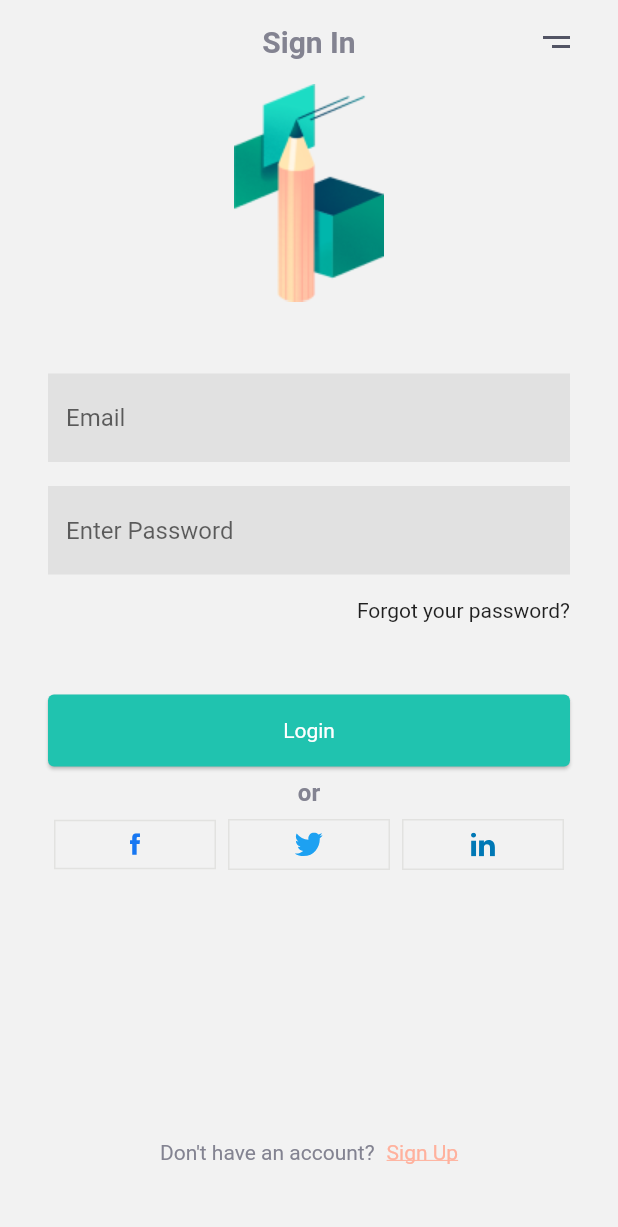
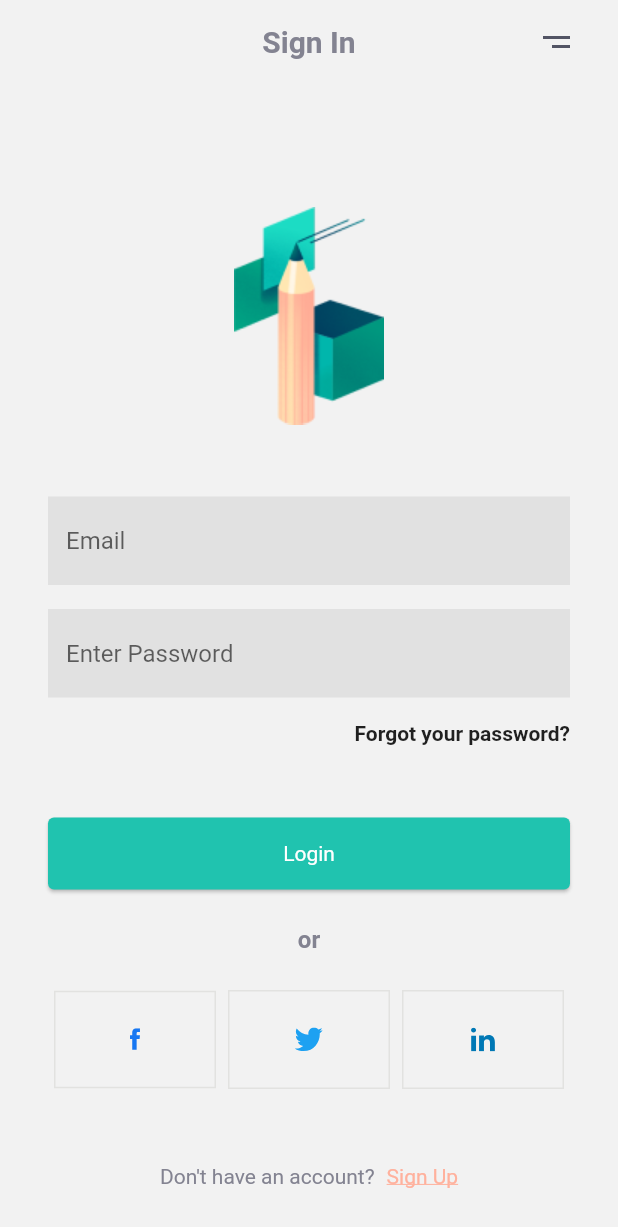
Before and after one commit to MamikonP/scale3c, a Flutter app: the screen it shows after launch, on a phone screen of 412 x 824 dp. Shown: the top 1227 px of the screen. Run offline on Flutter 3.47's test engine with Material 2 defaults, Android fonts, the light colour scheme and no system bars; our stand-ins replace bloc, firebase_auth, firebase_core, flutter_bloc, flutter_svg, freezed_annotation and 2 more; missing offline and left inert: flutter_facebook_auth, linkedin_login; accounts and stored records are empty.

Commit message:
Made UI changes.

```diff
--- a/scale3c/lib/shared/constants.dart
+++ b/scale3c/lib/shared/constants.dart
@@ -16,3 +16,5 @@ const String icMail = 'assets/icons/ic_mail.svg';
 const String icPhone = 'assets/icons/ic_phone.svg';
 const String icTwitter = 'assets/icons/ic_twitter.svg';
 const String icMenu = 'assets/icons/ic_menu.svg';
+
+const double assetImageHeight = 145;
--- a/scale3c/lib/shared/gaps/gaps.dart
+++ b/scale3c/lib/shared/gaps/gaps.dart
@@ -2,5 +2,6 @@ double get smallest => 2.0;
 double get small => 4.0;
 double get medium => 8.0;
 double get large => 16.0;
+double get larger => 24.0;
 double get largest => 32.0;
 double get extraLarge => 48.0;
--- a/scale3c/lib/view/pages/app_page.dart
+++ b/scale3c/lib/view/pages/app_page.dart
@@ -1,12 +1,12 @@
 import 'package:flutter/material.dart';
 
-import '../../shared/gaps/gaps.dart';
 
 class AppPage extends StatelessWidget {
   const AppPage({
     required this.body,
     this.scrollable = false,
     this.footer,
+    this.header,
     this.bodyPadding,
     this.appBar,
     super.key,
@@ -14,6 +14,7 @@ class AppPage extends StatelessWidget {
 
   final Widget body;
   final Widget? footer;
+  final Widget? header;
   final bool scrollable;
   final EdgeInsets? bodyPadding;
   final PreferredSizeWidget? appBar;
@@ -24,26 +25,27 @@ class AppPage extends StatelessWidget {
       appBar: appBar,
       backgroundColor: Theme.of(context).colorScheme.background,
       body: SafeArea(
-        child: Column(
-          children: <Widget>[
-            Expanded(
-              child: Padding(
-                padding: bodyPadding ?? EdgeInsets.zero,
-                child: scrollable
-                    ? SingleChildScrollView(
-                        child: body,
-                      )
-                    : body,
-              ),
+        minimum: bodyPadding ?? EdgeInsets.zero,
+        child: CustomScrollView(
+          shrinkWrap: true,
+          slivers: <Widget>[
+            SliverFillRemaining(
+              hasScrollBody: false,
+              child: _body,
             ),
-            if (footer != null)
-              Padding(
-                padding: EdgeInsets.only(bottom: extraLarge),
-                child: footer,
-              ),
           ],
         ),
       ),
     );
   }
+
+  Widget get _body {
+    return Column(
+      children: <Widget>[
+        if (header != null) header!,
+        Expanded(child: body),
+        if (footer != null) footer!,
+      ],
+    );
+  }
 }
--- a/scale3c/lib/view/pages/auth/auth_page_content.dart
+++ b/scale3c/lib/view/pages/auth/auth_page_content.dart
@@ -1,6 +1,7 @@
 import 'package:flutter/material.dart';
 import 'package:flutter_bloc/flutter_bloc.dart';
 
+import '../../../shared/constants.dart';
 import '../../../shared/gaps/gaps.dart';
 import '../../bloc/auth/auth_bloc.dart';
 import '../../constants/auth_type.dart';
@@ -27,14 +28,13 @@ class AuthPageContent extends StatelessWidget with AuthControllerMixin {
   @override
   Widget build(BuildContext context) {
     return Column(
+      crossAxisAlignment: CrossAxisAlignment.stretch,
       mainAxisAlignment: MainAxisAlignment.center,
-      crossAxisAlignment: CrossAxisAlignment.stretch,
       children: <Widget>[
-        Center(
-          child: ImageWidget(
-            assetImage: AuthHelper.of(authType).authAssetImage,
-            imageType: ImageType.png,
-          ),
+        ImageWidget(
+          assetImage: AuthHelper.of(authType).authAssetImage,
+          imageType: ImageType.png,
+          height: assetImageHeight,
         ),
         Spacing(extraLarge),
         InputField(
@@ -59,15 +59,18 @@ class AuthPageContent extends StatelessWidget with AuthControllerMixin {
           const AppText(
             text: 'Forgot your password?',
             textAlign: TextAlign.end,
+            isBold: true,
           ),
-        Spacing(extraLarge),
+        if (authType == AuthType.sigin) Spacing(extraLarge) else Spacing(large),
         AppButton(
           onPressed: () => _authenticateUser(context),
           child: AppText(
             text: AuthHelper.of(authType).actionText,
           ),
         ),
+        Spacing(large),
         const OrLabel(),
+        Spacing(large),
         const SocialButtons(),
       ],
     );
--- a/scale3c/lib/view/pages/auth/components/social_buttons.dart
+++ b/scale3c/lib/view/pages/auth/components/social_buttons.dart
@@ -33,7 +33,7 @@ class SocialButtons extends StatelessWidget {
                   child: Container(
                     margin: EdgeInsets.symmetric(horizontal: small),
                     padding: EdgeInsets.symmetric(
-                      vertical: medium,
+                      vertical: larger,
                     ),
                     decoration: BoxDecoration(
                       border: Border.all(
--- a/scale3c/lib/view/pages/profile/profile_page.dart
+++ b/scale3c/lib/view/pages/profile/profile_page.dart
@@ -16,9 +16,10 @@ class ProfilePage extends StatelessWidget {
     return AppPage(
       body: BlocConsumer<AuthBloc, AuthState>(
         listener: (BuildContext context, AuthState state) {
-          context.canPop()
-              ? context.pop()
-              : context.pushReplacement(RouteName.root);
+          state.whenOrNull(
+              success: () => context.canPop()
+                  ? context.pop()
+                  : context.pushReplacement(RouteName.root));
         },
         builder: (BuildContext context, AuthState state) {
           return state.maybeWhen(
--- a/scale3c/lib/view/pages/sign_in/sign_in_page.dart
+++ b/scale3c/lib/view/pages/sign_in/sign_in_page.dart
@@ -32,7 +32,7 @@ class SignInPage extends StatelessWidget {
         ],
       ),
       scrollable: true,
-      bodyPadding: EdgeInsets.symmetric(horizontal: largest),
+      bodyPadding: EdgeInsets.symmetric(horizontal: largest, vertical: largest),
       footer: AuthFooter(
         text: "Don't have an account?",
         spanText: 'Sign Up',
--- a/scale3c/lib/view/pages/sign_up/sign_up_page.dart
+++ b/scale3c/lib/view/pages/sign_up/sign_up_page.dart
@@ -32,7 +32,7 @@ class SignUpPage extends StatelessWidget {
           ),
         ],
       ),
-      bodyPadding: EdgeInsets.symmetric(horizontal: largest),
+      bodyPadding: EdgeInsets.symmetric(horizontal: largest, vertical: largest),
       scrollable: true,
       footer: AuthFooter(
         text: 'Already have an account?',
--- a/scale3c/lib/view/widgets/app_button.dart
+++ b/scale3c/lib/view/widgets/app_button.dart
@@ -17,7 +17,10 @@ class AppButton extends StatelessWidget {
   @override
   Widget build(BuildContext context) {
     return ElevatedButton(
-      onPressed: onPressed,
+      onPressed: () {
+        FocusManager.instance.primaryFocus?.unfocus();
+        onPressed();
+      },
       style: ElevatedButton.styleFrom(
         elevation: !outlined ? 1 : 0,
         side: !outlined
--- a/scale3c/lib/view/widgets/image_widget.dart
+++ b/scale3c/lib/view/widgets/image_widget.dart
@@ -8,12 +8,16 @@ class ImageWidget extends StatelessWidget {
     required this.assetImage,
     this.imageType = ImageType.svg,
     this.boxFit = BoxFit.none,
+    this.width,
+    this.height,
     super.key,
   });
 
   final String assetImage;
   final ImageType imageType;
   final BoxFit boxFit;
+  final double? width;
+  final double? height;
 
   @override
   Widget build(BuildContext context) {
@@ -21,11 +25,15 @@ class ImageWidget extends StatelessWidget {
       return SvgPicture.asset(
         assetImage,
         fit: boxFit,
+        height: height,
+        width: width,
       );
     }
     return Image.asset(
       assetImage,
       fit: boxFit,
+      height: height,
+      width: width,
     );
   }
 }
```
